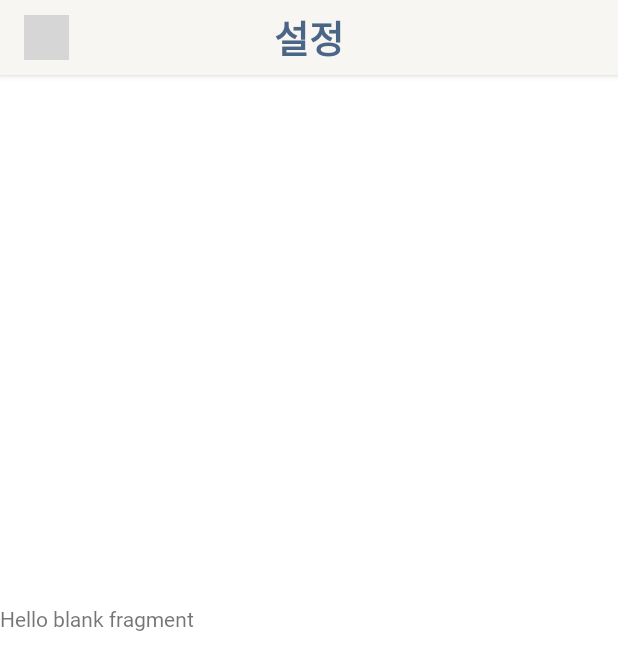
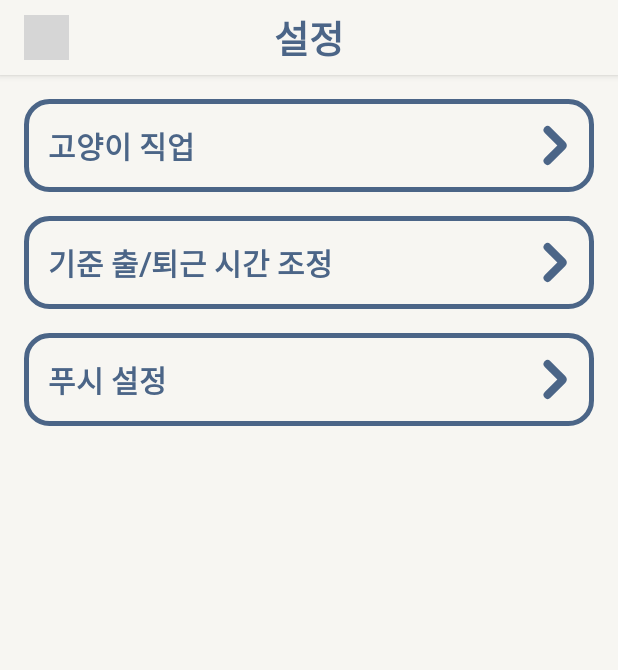
Before and after one commit to hipaduck/chillaxing_cat, an Android app: the SettingFragment screen opened through its navigation route, on a phone screen of 412 x 824 dp. Shown: the top 670 px of the screen. Run offline under Robolectric (Android 15) with nearby library versions, the phone set to English and light mode, and no system bars; our stand-ins replace data binding; 1 statement that could not run was skipped; grey boxes are pictures that could not be loaded.

Commit message:
일부 다이얼로그 및 필수 형태 추가

```diff
--- /dev/null
+++ b/app/src/main/res/drawable/line_square_round_corner.xml
@@ -0,0 +1,12 @@
+<?xml version="1.0" encoding="utf-8"?>
+<selector xmlns:android="http://schemas.android.com/apk/res/android">
+    <item>
+        <shape android:shape="rectangle">
+            <corners android:radius="15dp" />
+            <stroke
+                android:width="3dp"
+                android:color="@color/base_font"
+                />
+        </shape>
+    </item>
+</selector>
--- /dev/null
+++ b/app/src/main/res/drawable/right_arrow.xml
@@ -0,0 +1,32 @@
+<layer-list xmlns:android="http://schemas.android.com/apk/res/android" >
+    <item>
+        <shape>
+            <solid android:color="@android:color/transparent"/>
+            <size android:width="5dp" android:height="30dp"/>
+        </shape>
+    </item>
+
+    <item android:bottom="11dp">
+        <rotate
+            android:fromDegrees="-45"
+            android:toDegrees="45">
+            <shape android:shape="rectangle">
+                <solid android:color="@color/base_font"/>
+                <corners
+                    android:radius="15dp" />
+            </shape>
+        </rotate>
+    </item>
+
+    <item android:top="11dp">
+        <rotate
+            android:fromDegrees="45"
+            android:toDegrees="45">
+            <shape android:shape="rectangle">
+                <solid android:color="@color/base_font"/>
+                <corners
+                    android:radius="15dp" />
+            </shape>
+        </rotate>
+    </item>
+</layer-list>
--- a/app/src/main/res/layout/fragment_setting.xml
+++ b/app/src/main/res/layout/fragment_setting.xml
@@ -1,24 +1,92 @@
 <?xml version="1.0" encoding="utf-8"?>
-<androidx.constraintlayout.widget.ConstraintLayout xmlns:android="http://schemas.android.com/apk/res/android"
+<layout
     xmlns:tools="http://schemas.android.com/tools"
-    android:layout_width="match_parent"
-    android:layout_height="match_parent"
     xmlns:app="http://schemas.android.com/apk/res-auto"
-    tools:context=".presentation.ui.MainMenuFragment">
+    xmlns:android="http://schemas.android.com/apk/res/android">
+    <data>
+        <variable
+            name="vm"
+            type="com.peopleofandroido.chillaxingcat.presentation.viewmodel.SettingViewModel" />
+    </data>
 
-    <!-- TODO: Update blank fragment layout -->
-    <include
-        android:id="@+id/album_toolbar"
+    <androidx.constraintlayout.widget.ConstraintLayout
         android:layout_width="match_parent"
-        android:layout_height="50dp"
-        app:layout_constraintTop_toTopOf="parent"
-        layout="@layout/toolbar_basic"
-        />
-        <TextView
+        android:layout_height="match_parent"
+        tools:context=".presentation.ui.MainMenuFragment"
+        android:background="@color/base_light">
+        <include
+            android:id="@+id/setting_toolbar"
+            android:layout_width="match_parent"
+            android:layout_height="50dp"
+            app:layout_constraintTop_toTopOf="parent"
+            android:elevation="1dp"
+            layout="@layout/toolbar_basic" />
+        <androidx.constraintlayout.widget.ConstraintLayout
+            android:id="@+id/setting_cat_job_layout"
             android:layout_width="match_parent"
             android:layout_height="wrap_content"
-            android:text="@string/hello_blank_fragment"
-            app:layout_constraintTop_toTopOf="parent"
-            app:layout_constraintBottom_toBottomOf="parent"/>
+            app:layout_constraintTop_toBottomOf="@id/setting_toolbar"
+            android:layout_margin="16dp"
+            android:background="@drawable/line_square_round_corner"
+            android:padding="16dp">
+            <TextView
+                android:layout_width="wrap_content"
+                android:layout_height="match_parent"
+                android:text="고양이 직업"
+                android:textSize="20sp"
+                app:layout_constraintStart_toStartOf="parent"/>
+            <ImageView
+                android:layout_width="20dp"
+                android:layout_height="match_parent"
+                android:src="@drawable/right_arrow"
+                app:layout_constraintEnd_toEndOf="parent"
+                />
+        </androidx.constraintlayout.widget.ConstraintLayout>
 
-</androidx.constraintlayout.widget.ConstraintLayout>
+        <androidx.constraintlayout.widget.ConstraintLayout
+            android:id="@+id/setting_work_time_layout"
+            android:layout_width="match_parent"
+            android:layout_height="wrap_content"
+            app:layout_constraintTop_toBottomOf="@id/setting_cat_job_layout"
+            android:layout_margin="16dp"
+            android:background="@drawable/line_square_round_corner"
+            android:padding="16dp"
+            android:onClick="@{() -> vm.showTimeSettingDialog()}">
+            <TextView
+                android:layout_width="wrap_content"
+                android:layout_height="match_parent"
+                android:text="기준 출/퇴근 시간 조정"
+                android:textSize="20sp"
+                app:layout_constraintStart_toStartOf="parent"/>
+            <ImageView
+                android:layout_width="20dp"
+                android:layout_height="match_parent"
+                android:src="@drawable/right_arrow"
+                app:layout_constraintEnd_toEndOf="parent"
+                />
+        </androidx.constraintlayout.widget.ConstraintLayout>
+        <androidx.constraintlayout.widget.ConstraintLayout
+            android:id="@+id/setting_push_layout"
+            android:layout_width="match_parent"
+            android:layout_height="wrap_content"
+            app:layout_constraintTop_toBottomOf="@id/setting_work_time_layout"
+            android:layout_margin="16dp"
+            android:background="@drawable/line_square_round_corner"
+            android:padding="16dp">
+            <TextView
+                android:layout_width="wrap_content"
+                android:layout_height="match_parent"
+                android:text="푸시 설정"
+                android:textSize="20sp"
+                app:layout_constraintStart_toStartOf="parent"/>
+            <ImageView
+                android:layout_width="20dp"
+                android:layout_height="match_parent"
+                android:src="@drawable/right_arrow"
+                app:layout_constraintEnd_toEndOf="parent"
+                />
+        </androidx.constraintlayout.widget.ConstraintLayout>
+
+
+    </androidx.constraintlayout.widget.ConstraintLayout>
+</layout>
--- a/app/src/main/res/values/themes.xml
+++ b/app/src/main/res/values/themes.xml
@@ -13,5 +13,7 @@
         <item name="android:statusBarColor" tools:targetApi="l">?attr/colorPrimaryVariant</item>
         <!-- Customize your theme here. -->
         <item name="android:fontFamily">@font/goyang</item>
+        <item name="android:textColor">@color/base_font</item>
+        <item name="android:textStyle">bold</item>
     </style>
 </resources>
```
Also changed, not shown: app/src/main/res/drawable/background_square_round_corner.xml (added, +11 -0 lines), app/src/main/res/drawable/button_square_round_corner.xml (added, +11 -0 lines), app/src/main/res/layout/dialog_cat_job.xml (added, +58 -0 lines), app/src/main/res/layout/dialog_time_setting.xml (added, +85 -0 lines).
